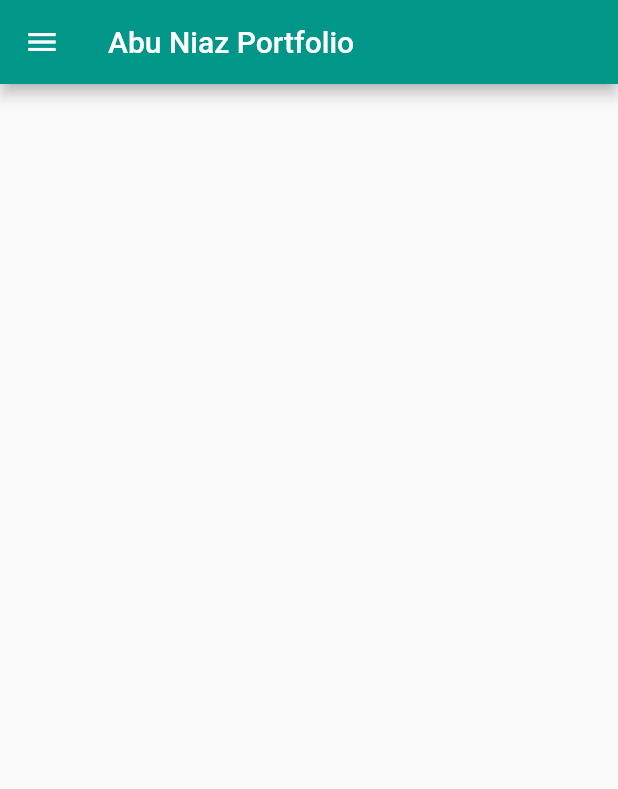
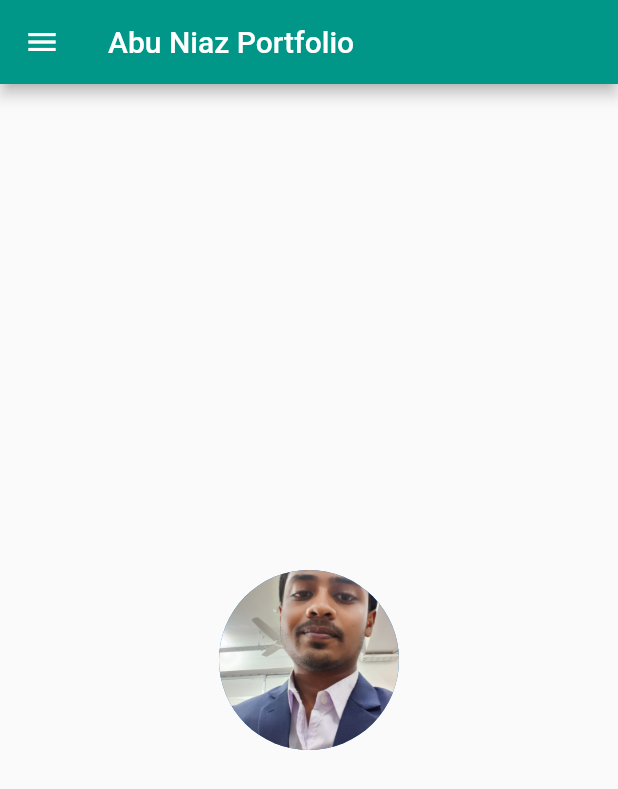
Before and after one commit to AbuNiaz/Self_Introduce, a Flutter app: the screen it shows after launch, on a phone screen of 412 x 824 dp. Shown: the top 789 px of the screen. Run offline on Flutter 3.47's test engine with Material 2 defaults, Android fonts, the phone set to English and light mode, and no system bars.

Commit message:
Update home.dart

```diff
--- a/lib/home.dart
+++ b/lib/home.dart
@@ -15,6 +15,17 @@ class _MyHomePageState extends State<MyHomePage> {
         title: const Text('Abu Niaz Portfolio'),
         backgroundColor: Colors.teal,
       ),
+      body: Center(
+        child: Column(
+          mainAxisAlignment: MainAxisAlignment.center,
+          children: const [
+            CircleAvatar(
+              radius: 60,
+              backgroundImage: AssetImage('images/me.jpg'),
+            )
+          ],
+        ),
+      ),
       drawer: Drawer(
         child: ListView(
           children: const [
```
